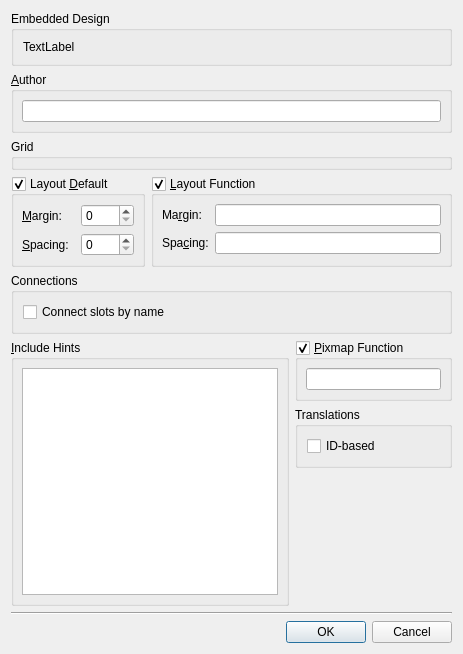
Qt form src/qttools/src/designer/src/components/formeditor/formwindowsettings.ui (AbsInt/qt6) before a commit.
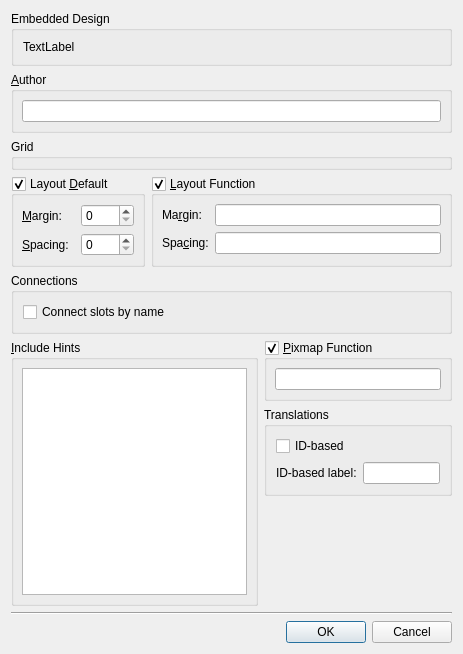
The same form after that commit. Custom widgets are drawn as their Qt base class.

Diff of the .ui file:
```diff
--- a/src/qttools/src/designer/src/components/formeditor/formwindowsettings.ui
+++ b/src/qttools/src/designer/src/components/formeditor/formwindowsettings.ui
@@ -66,14 +66,31 @@
      <property name="title">
       <string>Translations</string>
      </property>
-     <layout class="QVBoxLayout" name="verticalLayout_2">
-      <item>
+     <layout class="QFormLayout" name="formLayout">
+      <item row="0" column="0" colspan="2">
        <widget class="QCheckBox" name="idBasedTranslationsCheckBox">
         <property name="text">
          <string>ID-based</string>
         </property>
        </widget>
       </item>
+      <item row="1" column="0">
+       <widget class="QLabel" name="label_4">
+        <property name="text">
+         <string>ID-based label:</string>
+        </property>
+        <property name="buddy">
+         <cstring>idBasedTranslationLabelLineEdit</cstring>
+        </property>
+       </widget>
+      </item>
+      <item row="1" column="1">
+       <widget class="QLineEdit" name="idBasedTranslationLabelLineEdit">
+        <property name="toolTip">
+         <string>Enter a label name to group id based translations of the form (optional)</string>
+        </property>
+       </widget>
+      </item>
      </layout>
     </widget>
    </item>
```
Left out of the diff: 11 changed lines with no effect on the pictures.
